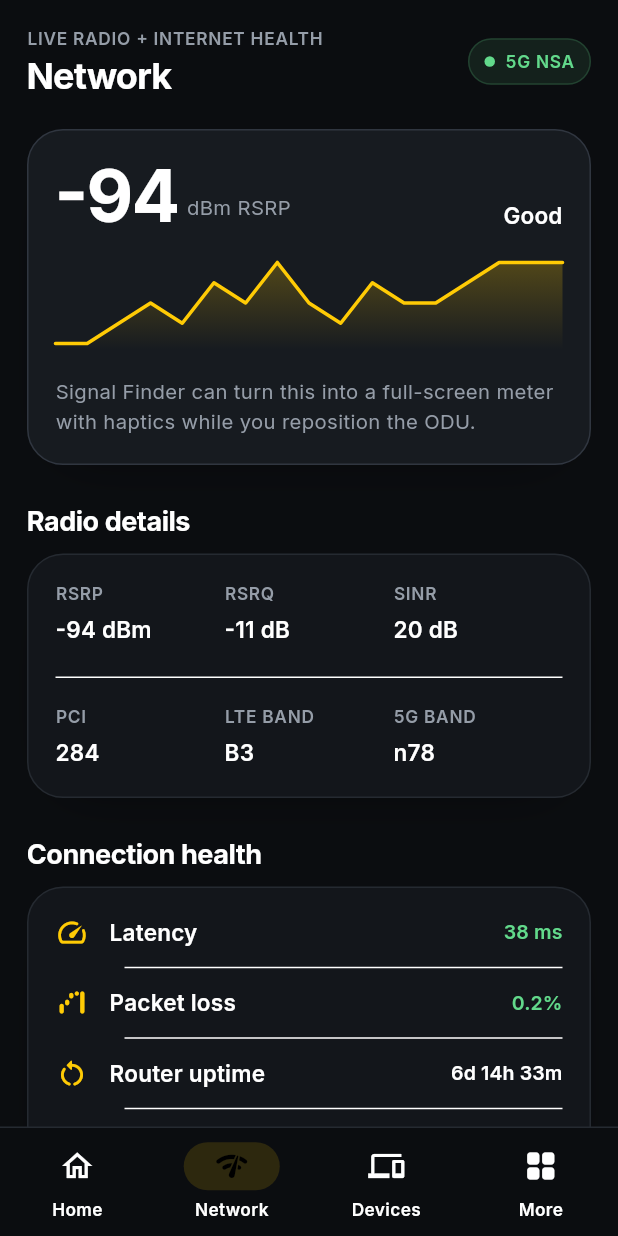
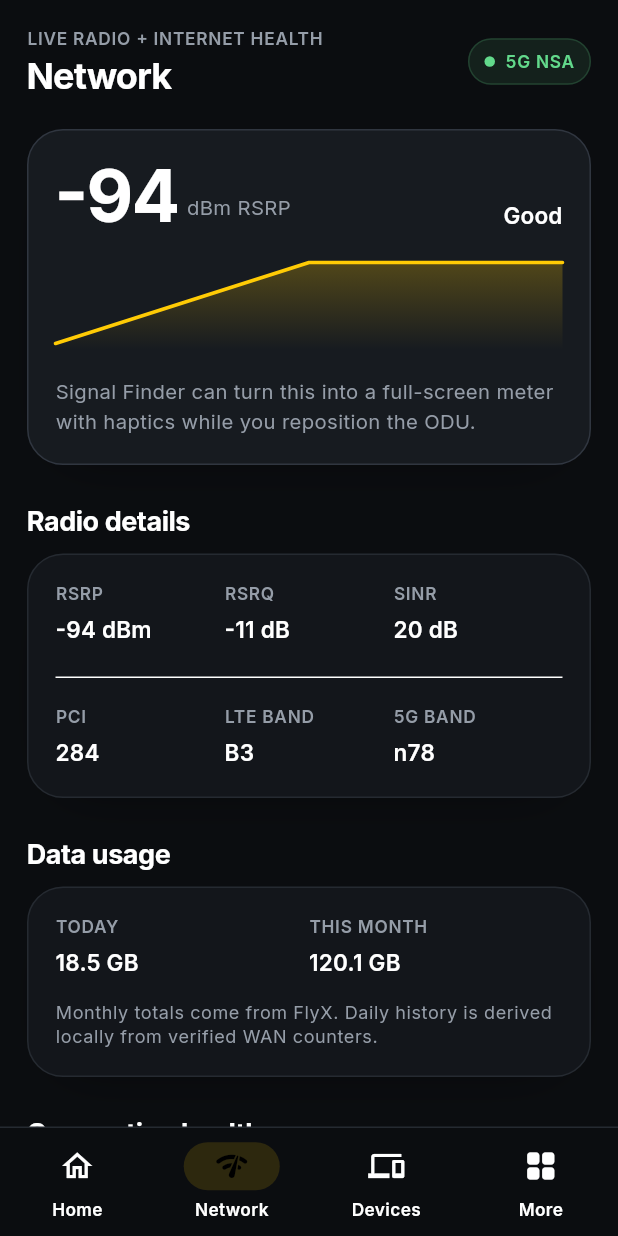
Before and after one commit to drinoayo/flyx-control, a Flutter app: the screen it shows after launch, item 2 of the bottom bar chosen, on a phone screen of 412 x 824 dp. Run offline on Flutter 3.47's test engine with Material 3 defaults, Android fonts, the phone set to English and light mode, and no system bars; our stand-ins replace dio, flutter_secure_storage, google_fonts, sqflite; accounts and stored records are empty; statements that could not run were skipped.

Commit message:
Surface verified X17U usage and router health

```diff
--- a/lib/screens/network_screen.dart
+++ b/lib/screens/network_screen.dart
@@ -13,7 +13,7 @@ class NetworkScreen extends StatefulWidget {
 }
 
 class _NetworkScreenState extends State<NetworkScreen> {
-  final List<double> signalHistory = [-98, -98, -97, -96, -97, -95, -96, -94, -96, -97, -95, -96];
+  final List<double> signalHistory = [];
 
   @override
   Widget build(BuildContext context) {
@@ -92,6 +92,65 @@ class _NetworkScreenState extends State<NetworkScreen> {
                   ),
           ),
           const SizedBox(height: 26),
+          const SectionTitle(title: 'Data usage'),
+          const SizedBox(height: 10),
+          SurfaceCard(
+            child: n == null
+                ? const SizedBox.shrink()
+                : Column(
+                    children: [
+                      Row(
+                        children: [
+                          Expanded(
+                            child: MetricLabel(
+                              label: 'TODAY',
+                              value: formatBytes(n.todayBytes),
+                            ),
+                          ),
+                          Expanded(
+                            child: MetricLabel(
+                              label: 'THIS MONTH',
+                              value: formatBytes(n.monthBytes),
+                            ),
+                          ),
+                        ],
+                      ),
+                      if (n.monthDownloadBytes > 0 ||
+                          n.monthUploadBytes > 0) ...[
+                        const SizedBox(height: 20),
+                        const Divider(height: 1),
+                        const SizedBox(height: 18),
+                        Row(
+                          children: [
+                            Expanded(
+                              child: MetricLabel(
+                                label: 'MONTH DOWNLOAD',
+                                value: formatBytes(n.monthDownloadBytes),
+                              ),
+                            ),
+                            Expanded(
+                              child: MetricLabel(
+                                label: 'MONTH UPLOAD',
+                                value: formatBytes(n.monthUploadBytes),
+                              ),
+                            ),
+                          ],
+                        ),
+                      ],
+                      const SizedBox(height: 14),
+                      Align(
+                        alignment: Alignment.centerLeft,
+                        child: Text(
+                          'Monthly totals come from FlyX. Daily history is derived locally from verified WAN counters.',
+                          style: Theme.of(context).textTheme.bodySmall?.copyWith(
+                                color: FlyxColors.muted,
+                              ),
+                        ),
+                      ),
+                    ],
+                  ),
+          ),
+          const SizedBox(height: 26),
           const SectionTitle(title: 'Connection health'),
           const SizedBox(height: 10),
           SurfaceCard(
@@ -127,6 +186,56 @@ class _NetworkScreenState extends State<NetworkScreen> {
                     ],
                   ),
           ),
+          if (n != null &&
+              (n.routerCpuPercent != null ||
+                  n.routerTemperatureC != null ||
+                  n.routerMemoryFreeBytes != null ||
+                  n.firmwareVersion.isNotEmpty)) ...[
+            const SizedBox(height: 26),
+            const SectionTitle(title: 'Router health'),
+            const SizedBox(height: 10),
+            SurfaceCard(
+              child: Column(
+                children: [
+                  if (n.routerCpuPercent != null)
+                    _HealthRow(
+                      icon: Icons.memory_rounded,
+                      title: 'CPU usage',
+                      value: '${n.routerCpuPercent!.toStringAsFixed(1)}%',
+                    ),
+                  if (n.routerCpuPercent != null &&
+                      n.routerTemperatureC != null)
+                    const Divider(height: 24, indent: 46),
+                  if (n.routerTemperatureC != null)
+                    _HealthRow(
+                      icon: Icons.device_thermostat_rounded,
+                      title: 'Temperature',
+                      value: '${n.routerTemperatureC!.toStringAsFixed(0)} °C',
+                      valueColor: n.routerTemperatureC! >= 70
+                          ? FlyxColors.warning
+                          : FlyxColors.success,
+                    ),
+                  if (n.routerTemperatureC != null &&
+                      n.routerMemoryFreeBytes != null)
+                    const Divider(height: 24, indent: 46),
+                  if (n.routerMemoryFreeBytes != null)
+                    _HealthRow(
+                      icon: Icons.storage_rounded,
+                      title: 'Free memory',
+                      value: formatBytes(n.routerMemoryFreeBytes!),
+                    ),
+                  if (n.firmwareVersion.isNotEmpty) ...[
+                    const Divider(height: 24, indent: 46),
+                    _HealthRow(
+                      icon: Icons.system_update_alt_rounded,
+                      title: 'Firmware',
+                      value: n.firmwareVersion,
+                    ),
+                  ],
+                ],
+              ),
+            ),
+          ],
           const SizedBox(height: 26),
           const SectionTitle(title: 'Advanced controls'),
           const SizedBox(height: 10),
```
